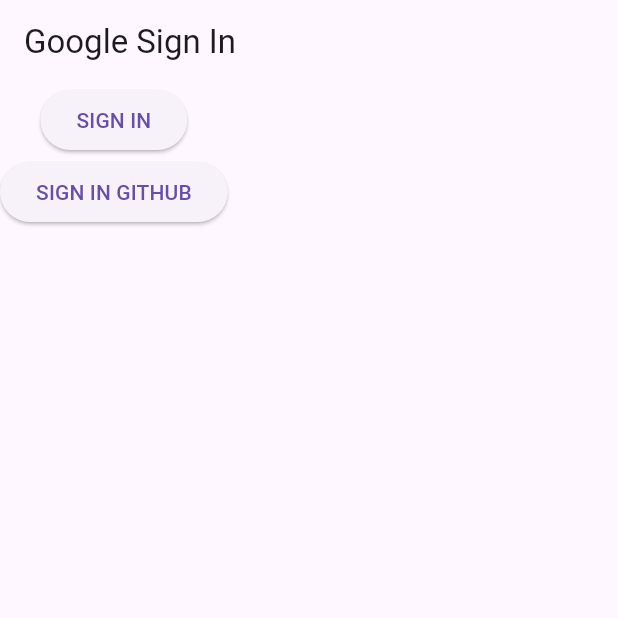
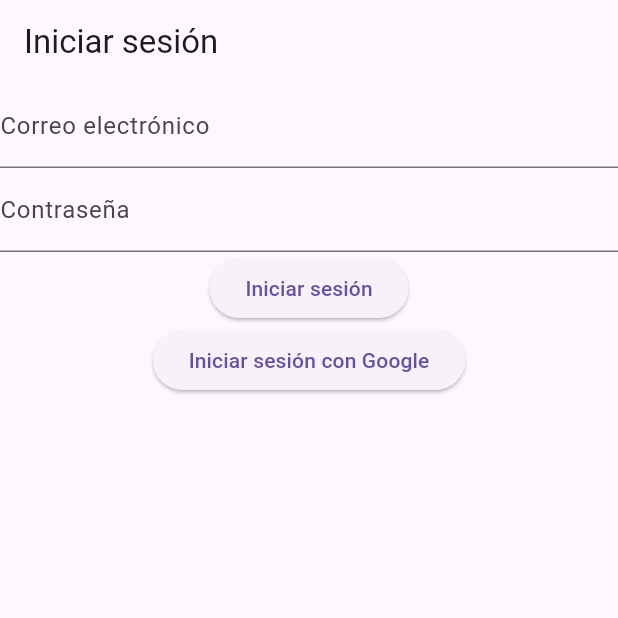
Before and after one commit to JhonOlivares26/CVault, a Flutter app: the screen it shows after launch, on a phone screen of 412 x 824 dp, the top half of it. Run offline on Flutter 3.47's test engine with Material 3 defaults, Android fonts, the phone set to English and light mode, and no system bars; our stand-ins replace cloud_firestore, firebase_auth, firebase_core, google_sign_in; accounts and stored records are empty.

Commit message:
provider + google-services.json update + user model + homePage for test + loginPage + login with google working + login with email and password working with firestore

```diff
--- a/lib/main.dart
+++ b/lib/main.dart
@@ -1,7 +1,6 @@
-import 'package:firebase_auth/firebase_auth.dart';
 import 'package:flutter/material.dart';
 import 'package:firebase_core/firebase_core.dart';
-import 'package:cvault/controllers/firebase_service.dart';
+import 'package:cvault/views/pages/LoginPage.dart'; // Importa tu LoginPage
 import 'firebase_options.dart';
 
 void main() async {
@@ -10,45 +9,9 @@ void main() async {
     options: DefaultFirebaseOptions.currentPlatform,
   );
   runApp(
-    const MaterialApp(
+    MaterialApp(
       title: 'Google Sign In',
-      home: SignInDemo(),
+      home: LoginPage(), // Cambia esto a LoginPage
     ),
   );
 }
-
-class SignInDemo extends StatefulWidget {
-  const SignInDemo({super.key});
-
-  @override
-  State createState() => _SignInDemoState();
-}
-
-class _SignInDemoState extends State<SignInDemo> {
-  @override
-  Widget build(BuildContext context) {
-    return Scaffold(
-      appBar: AppBar(
-        title: const Text('Google Sign In'),
-      ),
-      body: Column(
-        children: [
-          ElevatedButton(
-            child: Text('SIGN IN'),
-            onPressed: () async {
-              User? user = await FirebaseService.signInGoogle();
-              print(user);
-            },
-          ),
-           ElevatedButton(
-            child: Text('SIGN IN GITHUB'),
-            onPressed: () async {
-              User? user = await FirebaseService.signInGithub();
-              print(user);
-            },
-          ),
-        ],
-      ),
-    );
-  }
-}
--- /dev/null
+++ b/lib/views/pages/LoginPage.dart
@@ -0,0 +1,84 @@
+import 'package:flutter/material.dart';
+import 'package:cvault/services/firebase_service.dart';
+import 'package:cvault/controllers/ValidateTextFormController.dart';
+import 'package:firebase_auth/firebase_auth.dart' as auth;
+import 'HomePage.dart';
+
+class LoginPage extends StatefulWidget {
+  @override
+  _LoginPageState createState() => _LoginPageState();
+}
+
+class _LoginPageState extends State<LoginPage> {
+  final _formKey = GlobalKey<FormState>();
+  final _emailController = TextEditingController();
+  final _passwordController = TextEditingController();
+
+  @override
+  Widget build(BuildContext context) {
+    return Scaffold(
+      appBar: AppBar(
+        title: const Text('Iniciar sesión'),
+      ),
+      body: Form(
+        key: _formKey,
+        child: Column(
+          children: <Widget>[
+            TextFormField(
+              controller: _emailController,
+              decoration: const InputDecoration(labelText: 'Correo electrónico'),
+              validator: (value) {
+                if (value == null || value.isEmpty) {
+                  return 'Por favor ingresa tu correo electrónico';
+                }
+                return null;
+              },
+            ),
+            TextFormField(
+              controller: _passwordController,
+              decoration: const InputDecoration(labelText: 'Contraseña'),
+              obscureText: true,
+              validator: (value) {
+                if (value == null || value.isEmpty) {
+                  return 'Por favor ingresa tu contraseña';
+                }
+                return null;
+              },
+            ),
+            ElevatedButton(
+              onPressed: () async {
+                if (_formKey.currentState!.validate()) {
+                  auth.User? user = await FirebaseService.signInWithEmailPassword(
+                    _emailController.text,
+                    _passwordController.text,
+                  );
+                  if (user != null) {
+                    Navigator.pushReplacement(context, MaterialPageRoute(builder: (context) => HomePage()));
+                  } else {
+                    ScaffoldMessenger.of(context).showSnackBar(
+                      SnackBar(content: Text('Error al iniciar sesión')),
+                    );
+                  }
+                }
+              },
+              child: Text('Iniciar sesión'),
+            ),
+            ElevatedButton(
+              onPressed: () async {
+                auth.User? user = await FirebaseService.signInGoogle();
+                if (user != null) {
+                  Navigator.pushReplacement(context, MaterialPageRoute(builder: (context) => HomePage()));
+                } else {
+                  ScaffoldMessenger.of(context).showSnackBar(
+                    SnackBar(content: Text('Error al iniciar sesión con Google')),
+                  );
+                }
+              },
+              child: const Text('Iniciar sesión con Google'),
+            ),
+          ],
+        ),
+      ),
+    );
+  }
+}
--- a/pubspec.yaml
+++ b/pubspec.yaml
@@ -12,6 +12,7 @@ dependencies:
   firebase_core: ^2.27.0
   flutter:
     sdk: flutter
+  provider: ^6.1.2
   google_sign_in: ^6.2.1
   http: ^1.2.0
 
```
Also changed, not shown: lib/controllers/ValidateTextFormController.dart (added, +8 -0 lines), lib/controllers/firebase_service.dart (deleted, +0 -47 lines), lib/models/User.dart (added, +39 -0 lines), lib/services/firebase_service.dart (added, +56 -0 lines), lib/views/pages/HomePage.dart (added, +18 -0 lines), pubspec.lock, 3 other files.
